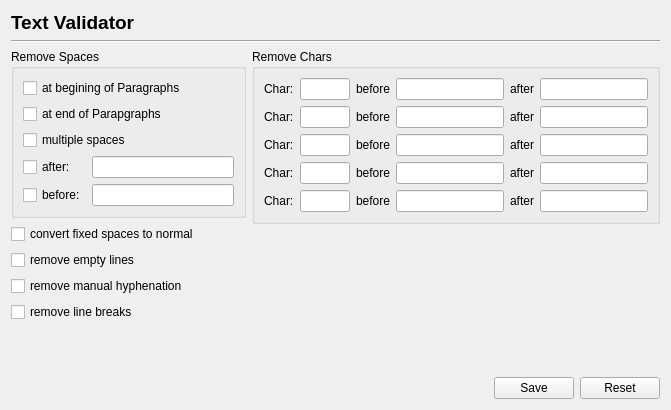
Above: Scribus/scribus/plugins/textvalidator/prefs_textvalidator.ui from AlterScribus/ece15 before the change. Below: the same form after it.
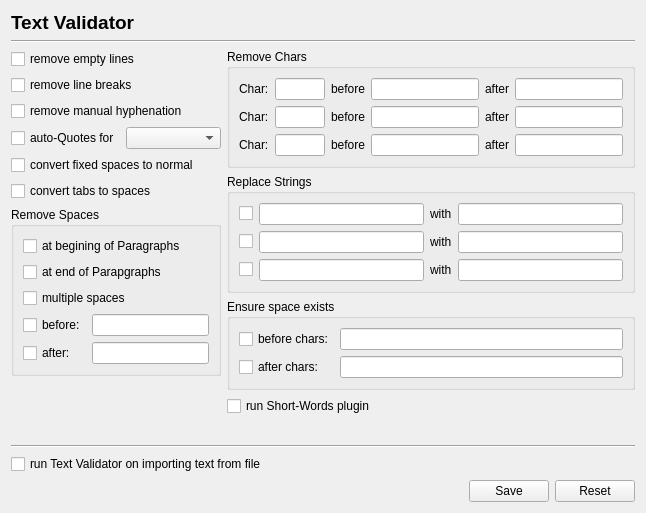
That is the form after the change.

Commit message: Add auto-Quote and Short-Words to Text Validator. Try to run it on text import from file with option to run or not Text Validator in Import File Dialog.

The edit to the form file:
```diff
--- a/Scribus/scribus/plugins/textvalidator/prefs_textvalidator.ui
+++ b/Scribus/scribus/plugins/textvalidator/prefs_textvalidator.ui
@@ -6,8 +6,8 @@
    <rect>
     <x>0</x>
     <y>0</y>
-    <width>671</width>
-    <height>410</height>
+    <width>646</width>
+    <height>513</height>
    </rect>
   </property>
   <property name="windowTitle">
@@ -45,6 +45,55 @@
     <layout class="QHBoxLayout" name="horizontalLayout">
      <item>
       <layout class="QVBoxLayout" name="verticalLayout_5">
+       <item>
+        <widget class="QCheckBox" name="remEmptyLines">
+         <property name="text">
+          <string>remove empty lines</string>
+         </property>
+        </widget>
+       </item>
+       <item>
+        <widget class="QCheckBox" name="remBreaks">
+         <property name="text">
+          <string>remove line breaks</string>
+         </property>
+        </widget>
+       </item>
+       <item>
+        <widget class="QCheckBox" name="remHyphenation">
+         <property name="text">
+          <string>remove manual hyphenation</string>
+         </property>
+        </widget>
+       </item>
+       <item>
+        <layout class="QHBoxLayout" name="horizontalLayout_2">
+         <item>
+          <widget class="QCheckBox" name="autoQuotesBox">
+           <property name="text">
+            <string>auto-Quotes for</string>
+           </property>
+          </widget>
+         </item>
+         <item>
+          <widget class="QComboBox" name="autoQuotesLangCombo"/>
+         </item>
+        </layout>
+       </item>
+       <item>
+        <widget class="QCheckBox" name="convertSpaces">
+         <property name="text">
+          <string>convert fixed spaces to normal</string>
+         </property>
+        </widget>
+       </item>
+       <item>
+        <widget class="QCheckBox" name="convertTabs">
+         <property name="text">
+          <string>convert tabs to spaces</string>
+         </property>
+        </widget>
+       </item>
        <item>
         <widget class="QGroupBox" name="remSpacesGroupBox">
          <property name="title">
@@ -75,6 +124,13 @@
           <item>
            <layout class="QGridLayout" name="gridLayout">
             <item row="0" column="0">
+             <widget class="QCheckBox" name="remSpacesBefore">
+              <property name="text">
+               <string>before:</string>
+              </property>
+             </widget>
+            </item>
+            <item row="1" column="0">
              <widget class="QCheckBox" name="remSpacesAfter">
               <property name="text">
                <string>after:</string>
@@ -82,51 +138,16 @@
              </widget>
             </item>
             <item row="0" column="1">
-             <widget class="QLineEdit" name="remSpacesAfterChars"/>
-            </item>
-            <item row="1" column="0">
-             <widget class="QCheckBox" name="remSpacesBefore">
-              <property name="text">
-               <string>before:</string>
-              </property>
-             </widget>
-            </item>
-            <item row="1" column="1">
              <widget class="QLineEdit" name="remSpacesBeforeChars"/>
             </item>
+            <item row="1" column="1">
+             <widget class="QLineEdit" name="remSpacesAfterChars"/>
+            </item>
            </layout>
           </item>
          </layout>
         </widget>
        </item>
-       <item>
-        <widget class="QCheckBox" name="convertSpaces">
-         <property name="text">
-          <string>convert fixed spaces to normal</string>
-         </property>
-        </widget>
-       </item>
-       <item>
-        <widget class="QCheckBox" name="remEmptyLines">
-         <property name="text">
-          <string>remove empty lines</string>
-         </property>
-        </widget>
-       </item>
-       <item>
-        <widget class="QCheckBox" name="remHyphenation">
-         <property name="text">
-          <string>remove manual hyphenation</string>
-         </property>
-        </widget>
-       </item>
-       <item>
-        <widget class="QCheckBox" name="remBreaks">
-         <property name="text">
-          <string>remove line breaks</string>
-         </property>
-        </widget>
-       </item>
        <item>
         <spacer name="verticalSpacer_2">
          <property name="orientation">
@@ -318,121 +339,126 @@
             </item>
            </layout>
           </item>
+         </layout>
+        </widget>
+       </item>
+       <item>
+        <widget class="QGroupBox" name="replaceGroup">
+         <property name="title">
+          <string>Replace Strings</string>
+         </property>
+         <layout class="QVBoxLayout" name="verticalLayout_6">
           <item>
-           <layout class="QHBoxLayout" name="horizontalLayout4">
+           <layout class="QHBoxLayout" name="horizontalLayout_4">
             <item>
-             <widget class="QLabel" name="charlabel4">
+             <widget class="QCheckBox" name="replace1">
               <property name="text">
-               <string>Char:</string>
+               <string/>
               </property>
              </widget>
             </item>
             <item>
-             <widget class="QLineEdit" name="char4">
-              <property name="sizePolicy">
-               <sizepolicy hsizetype="Fixed" vsizetype="Fixed">
-                <horstretch>0</horstretch>
-                <verstretch>0</verstretch>
-               </sizepolicy>
-              </property>
-              <property name="minimumSize">
-               <size>
-                <width>25</width>
-                <height>0</height>
-               </size>
-              </property>
-              <property name="maximumSize">
-               <size>
-                <width>50</width>
-                <height>16777215</height>
-               </size>
-              </property>
-              <property name="maxLength">
-               <number>1</number>
-              </property>
-             </widget>
+             <widget class="QLineEdit" name="replaceSource1"/>
             </item>
             <item>
              <widget class="QLabel" name="before4">
               <property name="text">
-               <string>before</string>
+               <string>with</string>
               </property>
              </widget>
             </item>
             <item>
              <widget class="QLineEdit" name="remCharsBeforeChars4"/>
             </item>
+           </layout>
+          </item>
+          <item>
+           <layout class="QHBoxLayout" name="horizontalLayout_5">
             <item>
-             <widget class="QLabel" name="after4">
+             <widget class="QCheckBox" name="replace2">
               <property name="text">
-               <string>after</string>
+               <string/>
               </property>
              </widget>
             </item>
             <item>
-             <widget class="QLineEdit" name="remCharsAfterChars4"/>
+             <widget class="QLineEdit" name="replaceSource2"/>
             </item>
-           </layout>
-          </item>
-          <item>
-           <layout class="QHBoxLayout" name="horizontalLayout5">
             <item>
-             <widget class="QLabel" name="charlabel5">
+             <widget class="QLabel" name="with2">
               <property name="text">
-               <string>Char:</string>
+               <string>with</string>
               </property>
              </widget>
             </item>
             <item>
-             <widget class="QLineEdit" name="char5">
-              <property name="sizePolicy">
-               <sizepolicy hsizetype="Fixed" vsizetype="Fixed">
-                <horstretch>0</horstretch>
-                <verstretch>0</verstretch>
-               </sizepolicy>
-              </property>
-              <property name="minimumSize">
-               <size>
-                <width>25</width>
-                <height>0</height>
-               </size>
-              </property>
-              <property name="maximumSize">
-               <size>
-                <width>50</width>
-                <height>16777215</height>
-               </size>
-              </property>
-              <property name="maxLength">
-               <number>1</number>
-              </property>
-             </widget>
+             <widget class="QLineEdit" name="replaceTarget2"/>
             </item>
+           </layout>
+          </item>
+          <item>
+           <layout class="QHBoxLayout" name="horizontalLayout_6">
             <item>
-             <widget class="QLabel" name="before5">
+             <widget class="QCheckBox" name="replace3">
               <property name="text">
-               <string>before</string>
+               <string/>
               </property>
              </widget>
             </item>
             <item>
-             <widget class="QLineEdit" name="remCharsBeforeChars5"/>
+             <widget class="QLineEdit" name="replaceSource3"/>
             </item>
             <item>
-             <widget class="QLabel" name="after5">
+             <widget class="QLabel" name="with3">
               <property name="text">
-               <string>after</string>
+               <string>with</string>
               </property>
              </widget>
             </item>
             <item>
-             <widget class="QLineEdit" name="remCharsAfterChars5"/>
+             <widget class="QLineEdit" name="replaceTarget3"/>
             </item>
            </layout>
           </item>
          </layout>
         </widget>
        </item>
+       <item>
+        <widget class="QGroupBox" name="ensureSpacesGroup">
+         <property name="title">
+          <string>Ensure space exists</string>
+         </property>
+         <layout class="QGridLayout" name="gridLayout_2">
+          <item row="0" column="0">
+           <widget class="QCheckBox" name="ensureSpacesBefore">
+            <property name="text">
+             <string>before chars:</string>
+            </property>
+           </widget>
+          </item>
+          <item row="0" column="1">
+           <widget class="QLineEdit" name="ensureSpacesBeforeChars"/>
+          </item>
+          <item row="1" column="0">
+           <widget class="QCheckBox" name="ensureSpacesAfter">
+            <property name="text">
+             <string>after chars:</string>
+            </property>
+           </widget>
+          </item>
+          <item row="1" column="1">
+           <widget class="QLineEdit" name="ensureSpacesAfterChars"/>
+          </item>
+         </layout>
+        </widget>
+       </item>
+       <item>
+        <widget class="QCheckBox" name="shortWordsBox">
+         <property name="text">
+          <string>run Short-Words plugin</string>
+         </property>
+        </widget>
+       </item>
        <item>
         <spacer name="verticalSpacer">
          <property name="orientation">
@@ -450,6 +476,24 @@
      </item>
     </layout>
    </item>
+   <item>
+    <widget class="Line" name="line_2">
+     <property name="orientation">
+      <enum>Qt::Horizontal</enum>
+     </property>
+    </widget>
+   </item>
+   <item>
+    <layout class="QHBoxLayout" name="horizontalLayout_3">
+     <item>
+      <widget class="QCheckBox" name="runOnImportBox">
+       <property name="text">
+        <string>run Text Validator on importing text from file</string>
+       </property>
+      </widget>
+     </item>
+    </layout>
+   </item>
    <item>
     <layout class="QHBoxLayout" name="buttonsLayout">
      <item>
```
Left out of the diff: 4 changed lines with no effect on the pictures. The commit also changes 18 other files.
